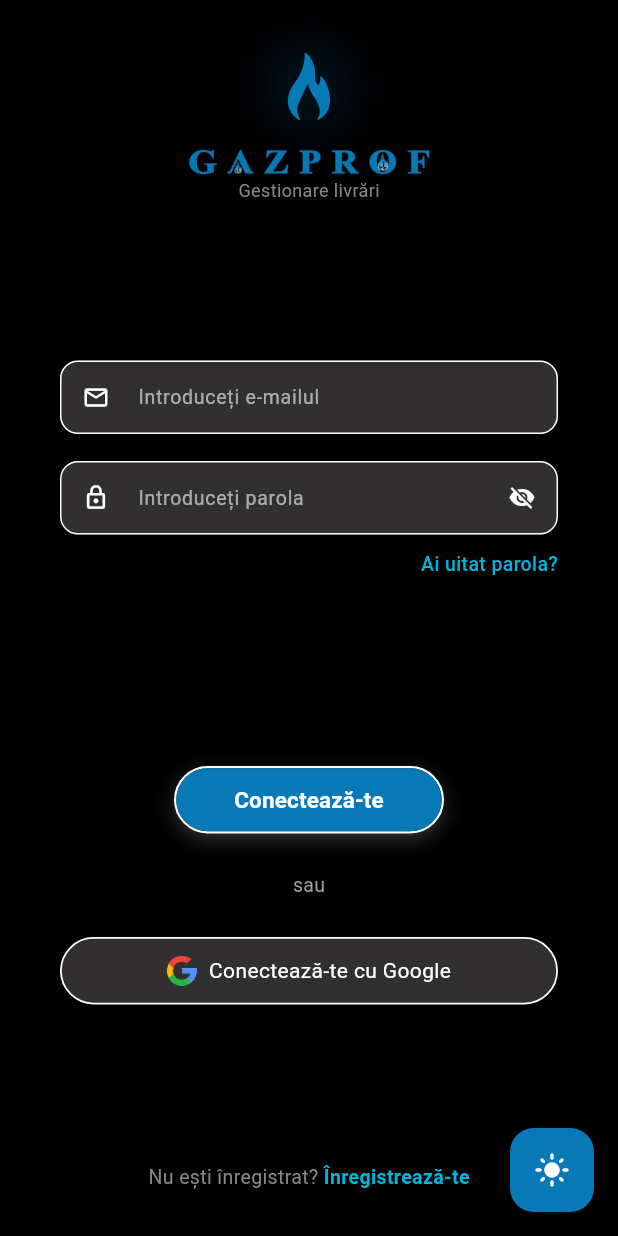
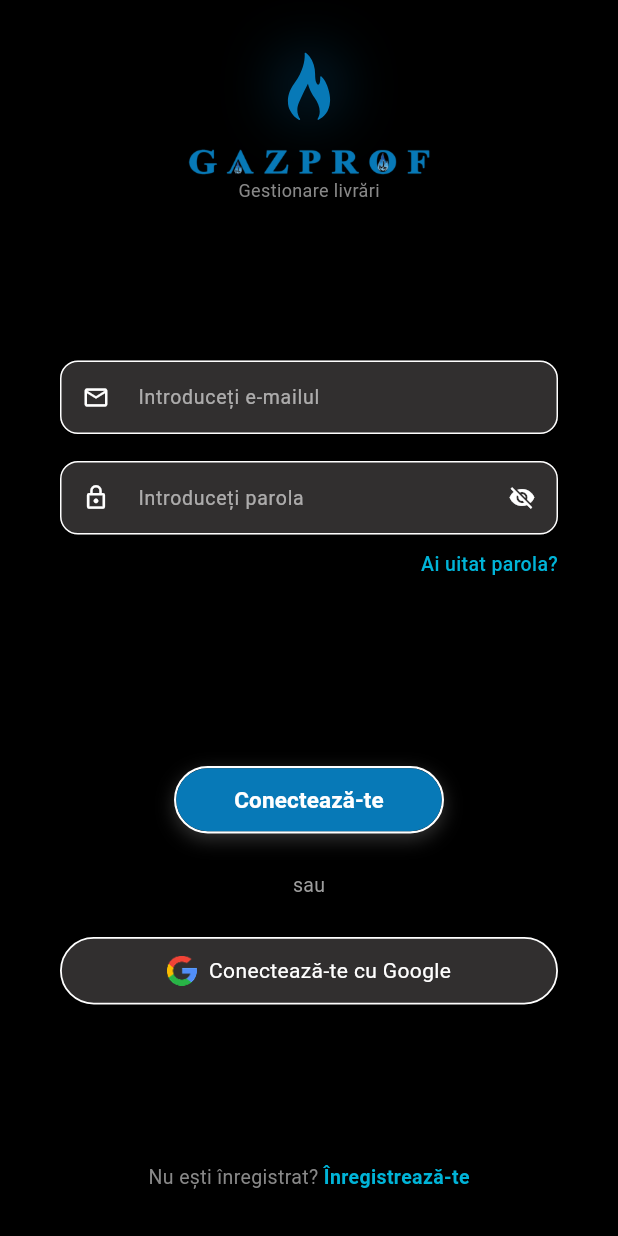
Before and after one commit to dastian23/GazProf, a Flutter app: the screen it shows after launch, on a phone screen of 412 x 824 dp. Run offline on Flutter 3.47's test engine with Material 3 defaults, Android fonts, the phone set to English and light mode, and no system bars; our stand-ins replace another_flushbar, cloud_firestore, firebase_auth, firebase_core, flutter_dotenv, flutter_svg; accounts and stored records are empty; generated files the repository leaves out were written again.

Commit message:
fix: Remove theme setting button from main

```diff
--- a/lib/main.dart
+++ b/lib/main.dart
@@ -44,14 +44,6 @@
       themeMode: theme.isDark ? ThemeMode.dark : ThemeMode.light,
       home: Scaffold(
         body: const AuthWrapper(), // 👈 înlocuit LoginScreen cu AuthWrapper
-        floatingActionButton: FloatingActionButton(
-          backgroundColor: theme.brandBlue,
-          onPressed: () => theme.toggleTheme(),
-          child: Icon(
-            theme.isDark ? Icons.light_mode : Icons.dark_mode,
-            color: Colors.white,
-          ),
-        ),
       ),
     );
   }
@@ -68,8 +60,6 @@
     return StreamBuilder<User?>(
       stream: FirebaseAuth.instance.authStateChanges(),
       builder: (context, snapshot) {
-
-         print('=== AUTH STATE: ${snapshot.connectionState} | user: ${snapshot.data?.email}');
 
         // 1. Se încarcă
         if (snapshot.connectionState == ConnectionState.waiting) {
```
